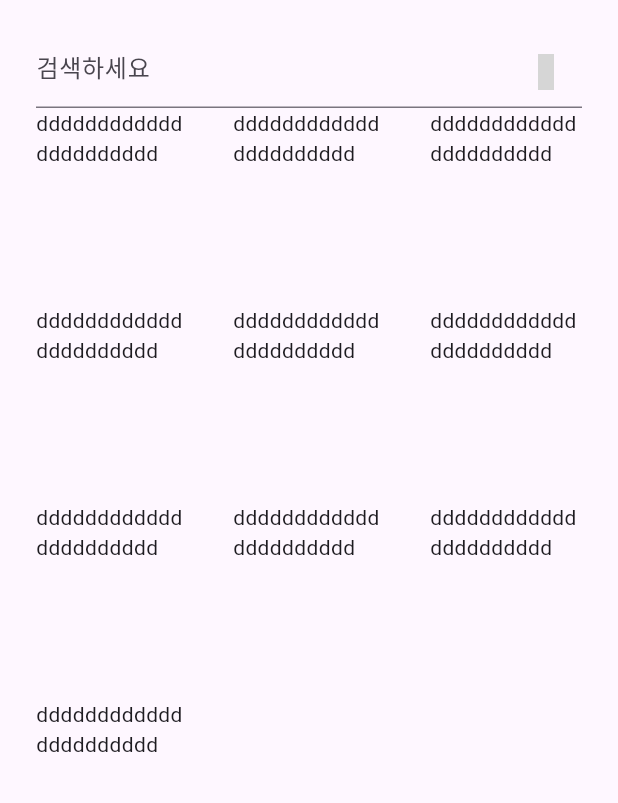
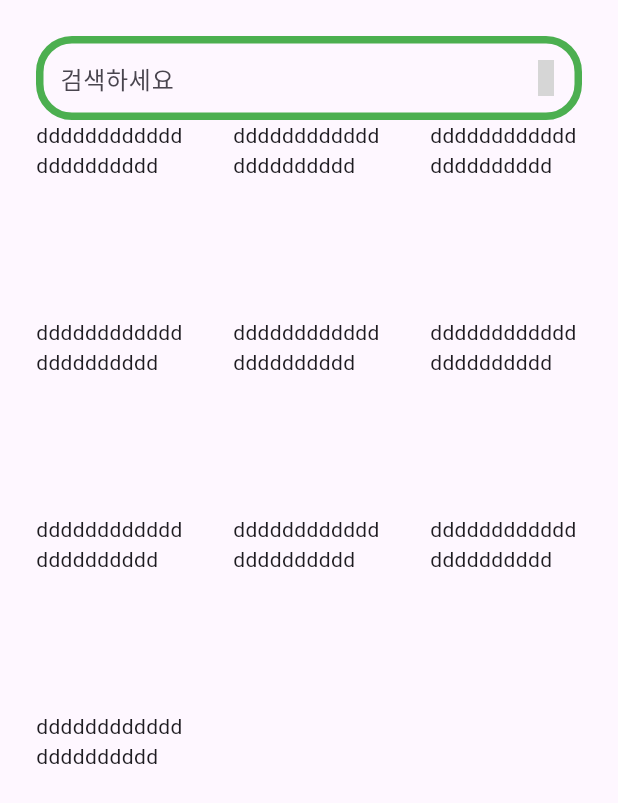
Before and after one commit to offyushin/orm_flutter_image_daybyday, a Flutter app: the MainScreen screen opened directly, on a phone screen of 412 x 824 dp. Shown: the top 803 px of the screen. Run offline on Flutter 3.47's test engine with Material 3 defaults, Android fonts, the phone set to English and light mode, and no system bars; our stand-ins replace icons_plus; grey boxes are pictures that could not be loaded.

Commit message:
feat: 브랜치 다르게 커밋했네;

```diff
--- a/lib/23_12_28/ui/main_screen.dart
+++ b/lib/23_12_28/ui/main_screen.dart
@@ -17,14 +17,22 @@ class MainScreen extends StatelessWidget {
               focusedBorder: OutlineInputBorder(
                 borderRadius: BorderRadius.circular(32.0),
                 borderSide: const BorderSide(
-                  width: 3,
+                  width: 4,
                   color: Colors.green,
                 ),
               ),
-                  hintText: '검색하세요',
-                  suffixIcon: Icon(
-                      MingCute.search_2_fill,
-                  color: Colors.green,),
+              enabledBorder: OutlineInputBorder(
+                borderRadius: BorderRadius.circular(24.0),
+                borderSide: BorderSide(
+                  width: 5,
+                  color: Colors.green,
+                )
+              ),
+              hintText: '검색하세요',
+              suffixIcon: Icon(
+                MingCute.search_2_fill,
+                color: Colors.green,
+              ),
             )),
             Expanded(
               child: GridView.builder(
```
